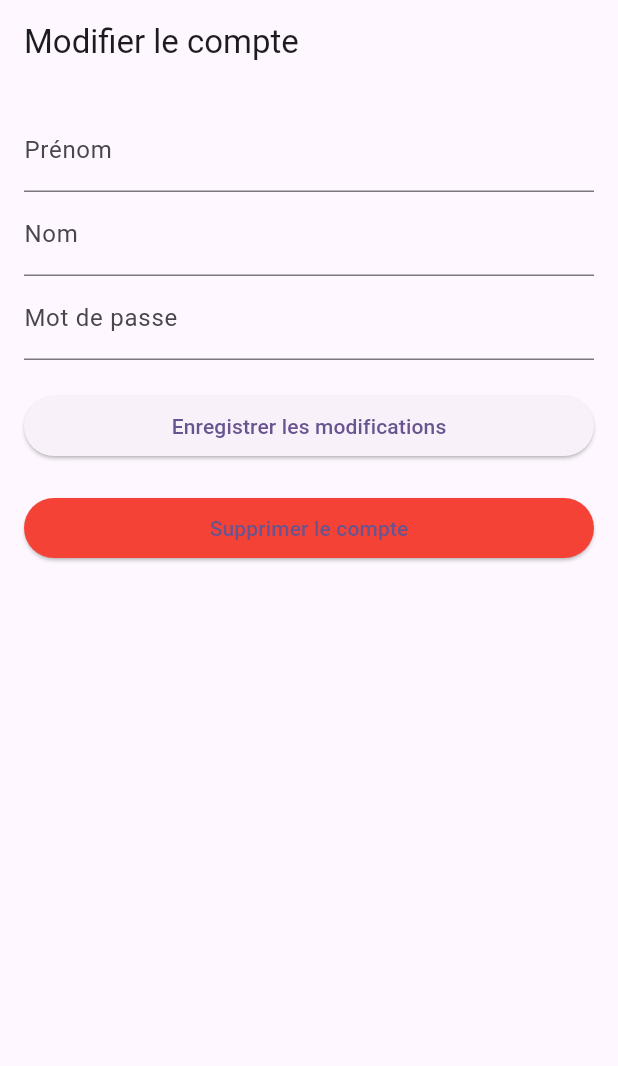
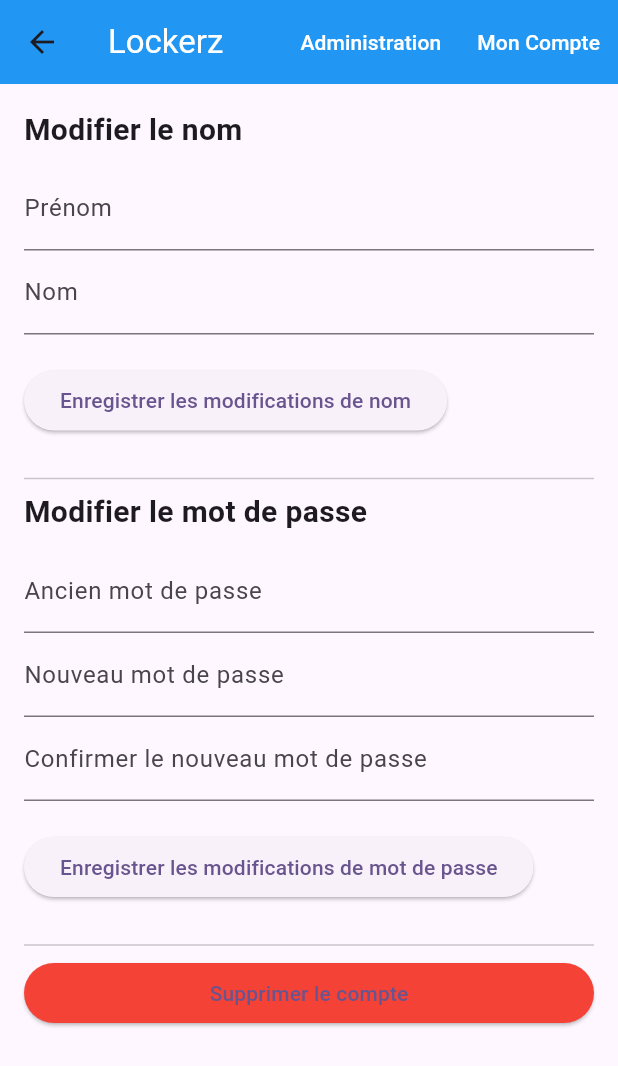
Before and after one commit to HugoM38/lockerz, a Flutter app: the EditAccountPage screen opened directly, on a phone screen of 412 x 824 dp. Shown: the top 1066 px of the screen. Run offline on Flutter 3.47's test engine with Material 3 defaults, Android fonts, the phone set to English and light mode, and no system bars.

Commit message:
Feat: Front page for account gestion

```diff
--- a/lib/views/edit_account_page.dart
+++ b/lib/views/edit_account_page.dart
@@ -1,30 +1,39 @@
 import 'package:flutter/material.dart';
+import 'package:lockerz/views/shared/navbar.dart';
 
 class EditAccountPage extends StatefulWidget {
+  const EditAccountPage({super.key});
+
   @override
   _EditAccountPageState createState() => _EditAccountPageState();
 }
 
 class _EditAccountPageState extends State<EditAccountPage> {
-  final _formKey = GlobalKey<FormState>();
+  final _formKeyName = GlobalKey<FormState>();
+  final _formKeyPassword = GlobalKey<FormState>();
   String _firstName = '';
   String _lastName = '';
-  String _password = '';
+  String _oldPassword = '';
+  String _newPassword = '';
+  String _confirmNewPassword = '';
 
   @override
   Widget build(BuildContext context) {
     return Scaffold(
-      appBar: AppBar(
-        title: Text('Modifier le compte'),
-      ),
+      appBar: const NavBar(),
       body: Padding(
         padding: const EdgeInsets.all(16.0),
-        child: Form(
-          key: _formKey,
         child: ListView(
           children: <Widget>[
+            Form(
+              key: _formKeyName,
+              child: Column(
+                crossAxisAlignment: CrossAxisAlignment.start,
+                children: <Widget>[
+                  const Text('Modifier le nom', style: TextStyle(fontSize: 20, fontWeight: FontWeight.bold)),
+                  const SizedBox(height: 10),
                   TextFormField(
-                decoration: InputDecoration(labelText: 'Prénom'),
+                    decoration: const InputDecoration(labelText: 'Prénom'),
                     initialValue: _firstName,
                     validator: (value) {
                       if (value == null || value.isEmpty) {
@@ -39,7 +48,7 @@ class _EditAccountPageState extends State<EditAccountPage> {
                     },
                   ),
                   TextFormField(
-                decoration: InputDecoration(labelText: 'Nom'),
+                    decoration: const InputDecoration(labelText: 'Nom'),
                     initialValue: _lastName,
                     validator: (value) {
                       if (value == null || value.isEmpty) {
@@ -53,62 +62,117 @@ class _EditAccountPageState extends State<EditAccountPage> {
                       });
                     },
                   ),
+                  const SizedBox(height: 20),
+                  ElevatedButton(
+                    onPressed: () {
+                      if (_formKeyName.currentState!.validate()) {
+                        _formKeyName.currentState!.save();
+                        // Logique pour sauvegarder les modifications du nom
+                        ScaffoldMessenger.of(context).showSnackBar(
+                          const SnackBar(content: Text('Nom et prénom mis à jour')),
+                        );
+                      }
+                    },
+                    child: const Text('Enregistrer les modifications de nom'),
+                  ),
+                  const SizedBox(height: 20),
+                ],
+              ),
+            ),
+            const Divider(),
+            Form(
+              key: _formKeyPassword,
+              child: Column(
+                crossAxisAlignment: CrossAxisAlignment.start,
+                children: <Widget>[
+                  const Text('Modifier le mot de passe', style: TextStyle(fontSize: 20, fontWeight: FontWeight.bold)),
+                  const SizedBox(height: 10),
                   TextFormField(
-                decoration: InputDecoration(labelText: 'Mot de passe'),
+                    decoration: const InputDecoration(labelText: 'Ancien mot de passe'),
                     obscureText: true,
                     validator: (value) {
                       if (value == null || value.isEmpty) {
-                    return 'Veuillez entrer un mot de passe';
+                        return 'Veuillez entrer votre ancien mot de passe';
                       }
                       return null;
                     },
                     onSaved: (value) {
                       setState(() {
-                    _password = value!;
+                        _oldPassword = value!;
                       });
                     },
                   ),
-              SizedBox(height: 20),
+                  TextFormField(
+                    decoration: const InputDecoration(labelText: 'Nouveau mot de passe'),
+                    obscureText: true,
+                    validator: (value) {
+                      if (value == null || value.isEmpty) {
+                        return 'Veuillez entrer un nouveau mot de passe';
+                      }
+                      return null;
+                    },
+                    onSaved: (value) {
+                      setState(() {
+                        _newPassword = value!;
+                      });
+                    },
+                  ),
+                  TextFormField(
+                    decoration: const InputDecoration(labelText: 'Confirmer le nouveau mot de passe'),
+                    obscureText: true,
+                    validator: (value) {
+                      if (value == null || value.isEmpty) {
+                        return 'Veuillez confirmer votre nouveau mot de passe';
+                      } else if (value != _newPassword) {
+                        return 'Les mots de passe ne correspondent pas';
+                      }
+                      return null;
+                    },
+                  ),
+                  const SizedBox(height: 20),
                   ElevatedButton(
                     onPressed: () {
-                  if (_formKey.currentState!.validate()) {
-                    _formKey.currentState!.save();
-                    // Logique pour sauvegarder les modifications
+                      if (_formKeyPassword.currentState!.validate()) {
+                        _formKeyPassword.currentState!.save();
+                        // Logique pour sauvegarder les modifications du mot de passe
                         ScaffoldMessenger.of(context).showSnackBar(
-                      SnackBar(content: Text('Informations mises à jour')),
+                          const SnackBar(content: Text('Mot de passe mis à jour')),
                         );
                       }
                     },
-                child: Text('Enregistrer les modifications'),
+                    child: const Text('Enregistrer les modifications de mot de passe'),
                   ),
-              SizedBox(height: 20),
+                  const SizedBox(height: 20),
+                ],
+              ),
+            ),
+            const Divider(),
             ElevatedButton(
               onPressed: () {
-                  // Logique pour supprimer le compte
                 showDialog(
                   context: context,
                   builder: (BuildContext context) {
                     return AlertDialog(
-                        title: Text('Supprimer le compte'),
-                        content: Text('Êtes-vous sûr de vouloir supprimer votre compte ? Cette action est irréversible.'),
+                      title: const Text('Supprimer le compte'),
+                      content: const Text('Êtes-vous sûr de vouloir supprimer votre compte ? Cette action est irréversible.'),
                       actions: <Widget>[
                         TextButton(
                           onPressed: () {
                             Navigator.of(context).pop();
                           },
-                            child: Text('Annuler'),
+                          child: const Text('Annuler'),
                         ),
                         TextButton(
                           onPressed: () {
                             // Logique pour confirmer la suppression du compte
                             Navigator.of(context).pop();
                             ScaffoldMessenger.of(context).showSnackBar(
-                                SnackBar(content: Text('Compte supprimé')),
+                              const SnackBar(content: Text('Compte supprimé')),
                             );
                             // Redirection après suppression
                             Navigator.of(context).pop();
                           },
-                            child: Text('Supprimer'),
+                          child: const Text('Supprimer'),
                         ),
                       ],
                     );
@@ -116,20 +180,13 @@ class _EditAccountPageState extends State<EditAccountPage> {
                 );
               },
               style: ElevatedButton.styleFrom(
-                  primary: Colors.red,
+                backgroundColor: Colors.red,
               ),
-                child: Text('Supprimer le compte'),
+              child: const Text('Supprimer le compte'),
             ),
           ],
-          ),
         ),
       ),
     );
   }
 }
-
-void main() {
-  runApp(MaterialApp(
-    home: EditAccountPage(),
-  ));
-}
```
Lines whose indentation alone changed are shown as unchanged.
